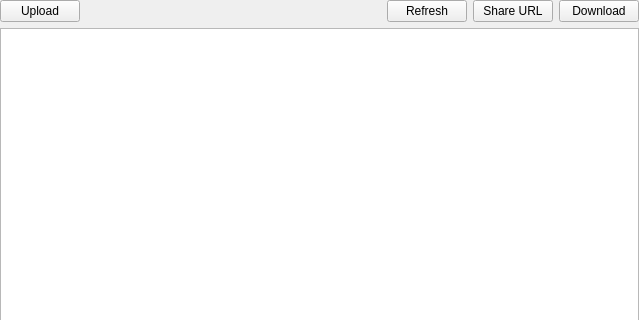
This is client/myfilewidget.ui in nekosilverfox/foxcloud as Qt 5 draws it before an edit; both pictures show x 0 to 639 and y 0 to 320 of the 639 by 469 pixel window. The edited form follows.
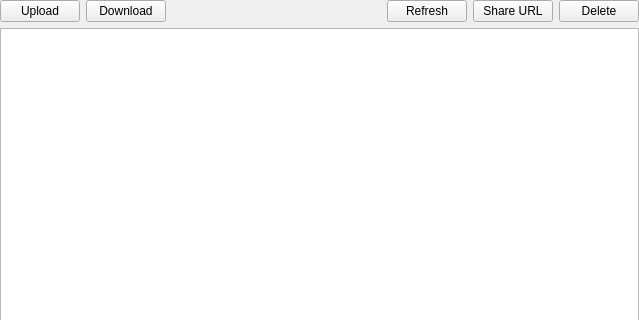
This is the edited form.

Patch:
```diff
--- a/client/myfilewidget.ui
+++ b/client/myfilewidget.ui
@@ -57,6 +57,22 @@
         </property>
        </widget>
       </item>
+      <item>
+       <widget class="QPushButton" name="btnDownload">
+        <property name="text">
+         <string>Download</string>
+        </property>
+        <property name="autoDefault">
+         <bool>false</bool>
+        </property>
+        <property name="default">
+         <bool>false</bool>
+        </property>
+        <property name="flat">
+         <bool>false</bool>
+        </property>
+       </widget>
+      </item>
       <item>
        <spacer name="horizontalSpacer">
         <property name="orientation">
@@ -94,18 +110,9 @@
        </widget>
       </item>
       <item>
-       <widget class="QPushButton" name="btnDownload">
+       <widget class="QPushButton" name="btnDelete">
         <property name="text">
-         <string>Download</string>
-        </property>
-        <property name="autoDefault">
-         <bool>false</bool>
-        </property>
-        <property name="default">
-         <bool>false</bool>
-        </property>
-        <property name="flat">
-         <bool>false</bool>
+         <string>Delete</string>
         </property>
        </widget>
       </item>
```
